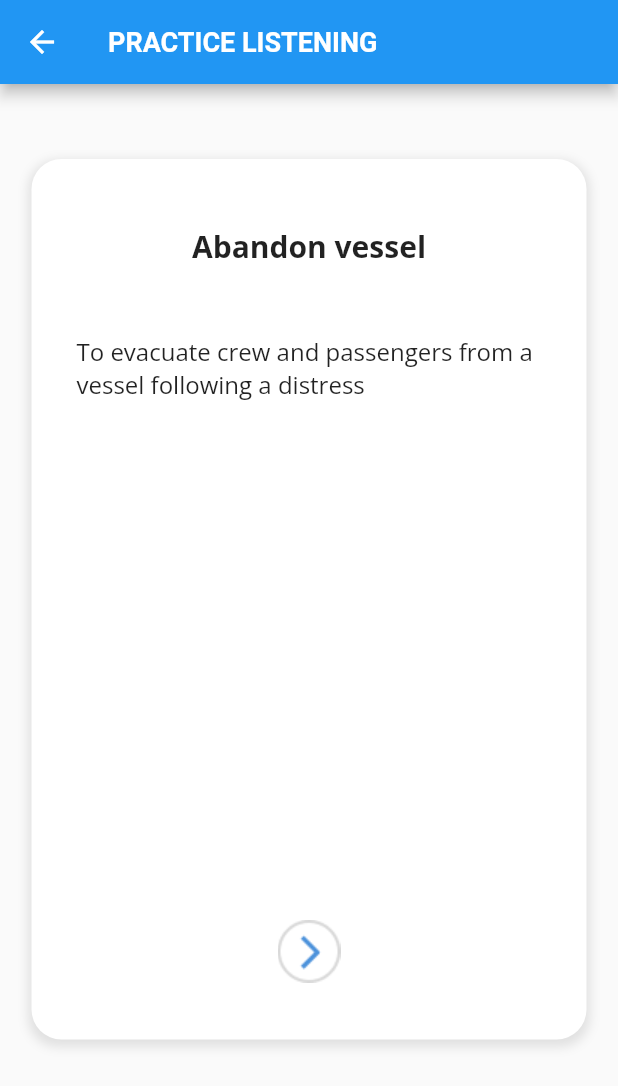
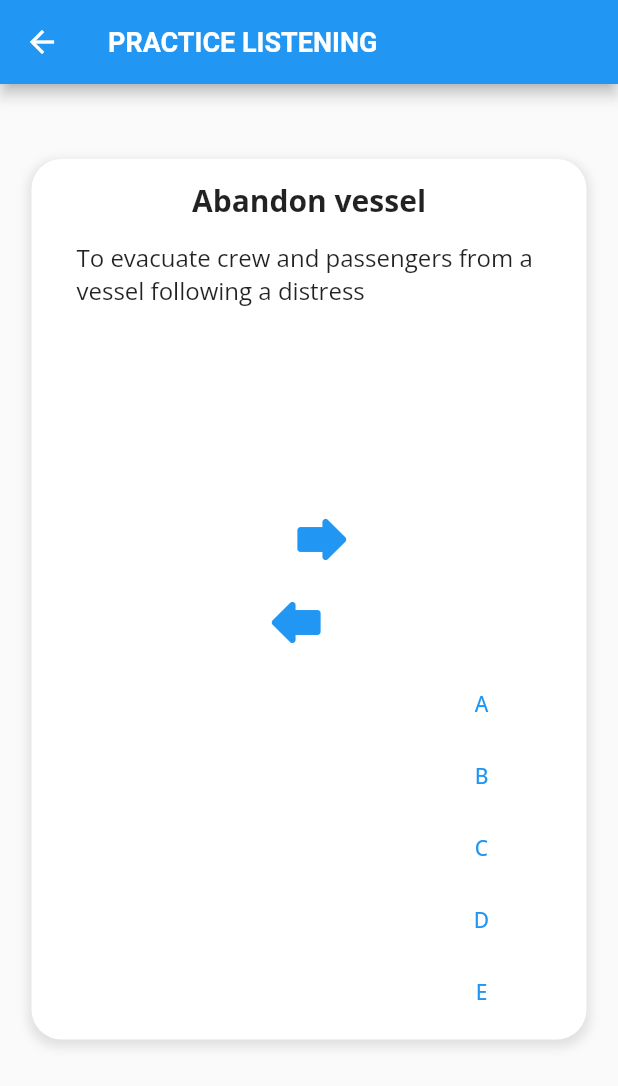
Before and after one commit to eliascalzone/maritimeEnglish-Flutter, a Flutter app: the Practicelisten screen opened directly, on a phone screen of 412 x 824 dp. Shown: the top 1086 px of the screen. Run offline on Flutter 3.47's test engine with Material 2 defaults, Android fonts, the phone set to English and light mode, and no system bars; our stand-ins replace google_fonts.

Commit message:
practice listening buttons (NOT FINISHED)

```diff
--- a/lib/praticelisten.dart
+++ b/lib/praticelisten.dart
@@ -1,3 +1,5 @@
+import 'dart:math';
+
 import 'package:flutter/material.dart';
 import 'package:fluttermaritime/allwordslist.dart';
 
@@ -56,9 +58,9 @@ class _PracticelistenState extends State<Practicelisten> {
                           style: const TextStyle(fontSize: 16),
                         )),
                     Expanded(
-                        flex: 1,
-                        child: GestureDetector(
-                            onTap: () {
+                      flex: 1,
+                      child: IconButton(
+                            onPressed: () {
                               setState(() {
                                 currentIndex++;
                                 if (currentIndex >= _list.length) {
@@ -66,7 +68,66 @@ class _PracticelistenState extends State<Practicelisten> {
                                 }
                               });
                             },
-                            child: Image.asset('images/nextbutton.png')))
+                            icon: const Icon(Icons.forward_rounded, size: 50, color: Colors.blue,)
+                          )
+                    ),
+                    Expanded(
+                      flex: 1,
+                      child: IconButton(
+                            onPressed: () {
+                              setState(() {
+                                if(currentIndex==0){currentIndex=_list.length-1;}
+                                else {currentIndex--;}
+                              });
+                            },
+                            icon: const Icon(Icons.forward_rounded, size: 50, color: Colors.blue, textDirection: TextDirection.rtl,)
+                          )
+                    ),
+                    ButtonBar(
+                      mainAxisSize: MainAxisSize.max,
+                      children: <Widget>[
+                        TextButton(
+                          onPressed: () {
+                            setState(() {
+                                currentIndex = 0;
+                              });
+                          },
+                          child: const Text("A")
+                        ),
+                        TextButton(
+                           onPressed: () {
+                            setState(() {
+                                currentIndex = 10;
+                              });
+                           },
+                           child: const Text("B")
+                         ),
+                        TextButton(
+                          onPressed: () {
+                            setState(() {
+                                currentIndex = 20;
+                              });
+                          },
+                          child: const Text("C")
+                        ),
+                         TextButton(
+                          onPressed: () {
+                            setState(() {
+                                currentIndex = 30;
+                              });
+                          },
+                          child: const Text("D")
+                        ),
+                        TextButton(
+                          onPressed: () {
+                            setState(() {
+                                currentIndex = 40;
+                              });
+                          },
+                          child: const Text("E")
+                         ),
+                      ],
+                    )
                   ]),
                 ))));
   }
```
